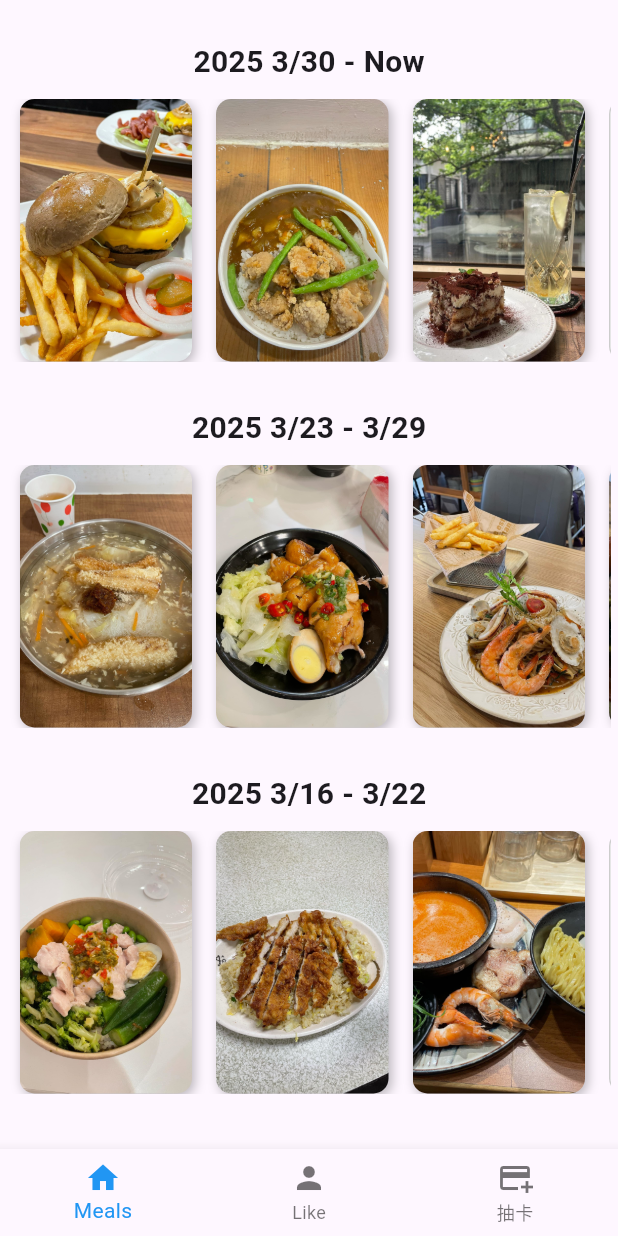
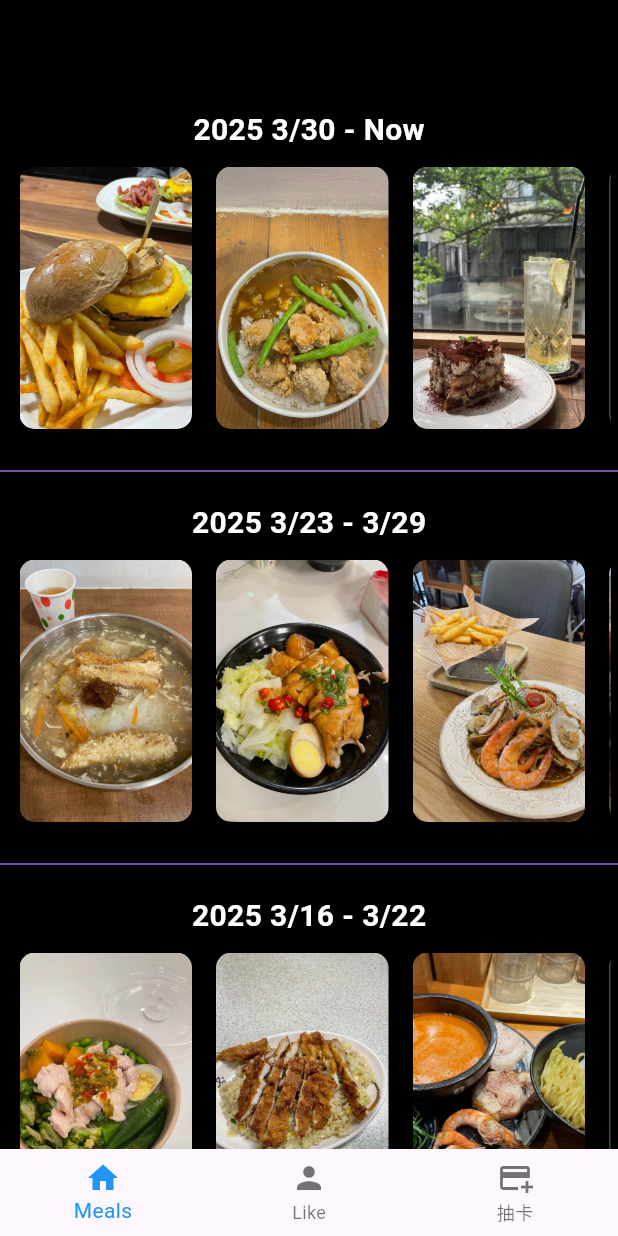
Before and after one commit to andywang947/Fooder, a Flutter app: the screen it shows after launch, on a phone screen of 412 x 824 dp. Run offline on Flutter 3.47's test engine with Material 3 defaults, Android fonts, the phone set to English and light mode, and no system bars; our stand-ins replace flutter_card_swiper, image_picker.

Commit message:
Fix style change; Todo: delete meal function

```diff
--- a/fooder/lib/components/meal_database.dart
+++ b/fooder/lib/components/meal_database.dart
@@ -1,6 +1,7 @@
 import 'package:flutter/material.dart';
 import 'package:fooder/function/define_meal.dart';
 import 'meal_list.dart'; // Import the horizontal photo list component
+import 'package:fooder/constants.dart'; // Import the colors definition
 
 class PhotoDatabase extends StatelessWidget {
   final String title;
@@ -13,13 +14,21 @@ class PhotoDatabase extends StatelessWidget {
     return Column(
       crossAxisAlignment: CrossAxisAlignment.center,
       children: [
+        SizedBox(height: 12),
         Text(
           title,
-          style: TextStyle(fontSize: 20, fontWeight: FontWeight.bold),
+          style: TextStyle(
+            fontSize: 20,
+            fontWeight: FontWeight.bold,
+            color: AppColors.secondaryTextColor, // Set title text color
+          ),
         ),
         SizedBox(height: 10),
-        HorizontalPhotoList(meals: meals),
-        SizedBox(height: 20),
+        Container(
+          color: AppColors.cardBackground, // Set the background color for the horizontal photo list container
+          child: HorizontalPhotoList(meals: meals),
+        ),
+        SizedBox(height: 10),
       ],
     );
   }
--- a/fooder/lib/components/meal_list.dart
+++ b/fooder/lib/components/meal_list.dart
@@ -2,6 +2,7 @@ import 'package:flutter/material.dart';
 import 'package:image_picker/image_picker.dart'; // Import image picker
 import 'package:fooder/function/define_meal.dart';
 import 'meal_container.dart'; // Import the PhotoContainer component
+import 'package:fooder/constants.dart'; // Import the colors definition
 
 class HorizontalPhotoList extends StatefulWidget {
   final List<Meal> meals;
@@ -112,26 +113,26 @@ class _HorizontalPhotoListState extends State<HorizontalPhotoList> {
                         height: 175,
                         alignment: Alignment.center,
                         decoration: BoxDecoration(
-                          color: const Color.fromARGB(255, 255, 255, 255),
+                          color: AppColors.cardBackground, // Set background color for the upload button
                           borderRadius: BorderRadius.circular(10),
                           border: Border.all(
-                            color: const Color.fromARGB(50, 0, 0, 0),
+                            color: AppColors.uploadButtonBorder, // Set border color for the upload button
                             width: 1,
                           ),
                         ),
                         child: Column(
                           mainAxisAlignment: MainAxisAlignment.center,
-                          children: const [
+                          children: [
                             Icon(
                               Icons.add_a_photo,
                               size: 40,
-                              color: Color.fromARGB(137, 180, 180, 180),
+                              color: AppColors.uploadButtonIconColor, // Set icon color
                             ),
                             SizedBox(height: 8),
                             Text(
                               'Add Photo',
                               style: TextStyle(
-                                color: Color.fromARGB(137, 120, 120, 120),
+                                color: AppColors.uploadButtonIconColor, // Set text color
                               ),
                             ),
                           ],
--- a/fooder/lib/constants.dart
+++ b/fooder/lib/constants.dart
@@ -2,8 +2,6 @@
 import 'package:flutter/material.dart';
 
 class AppColors {
-  static const Color primaryColor = Color(0xFF6200EE);  // 紫色
-  static const Color secondaryColor = Color(0xFF03DAC6);  // 藍綠色
   static const Color textColor = Color(0xFFF5F5F5);  //
   static const Color backgroundColor = Color.fromARGB(255, 208, 179, 255);  //
   static const Color secondBackgroundColor = Color.fromARGB(255, 235, 226, 252);
@@ -17,4 +15,8 @@ class AppColors {
   static const Color ratingColor = Colors.amber;
   static const Color phoneColor = Colors.green;
   static const Color cardBackground = Color.fromARGB(255, 0, 0, 0);
+  static const Color loadingColor = Color.fromARGB(255, 180, 180, 180);
+  static const Color dividerColor = Color.fromARGB(255, 166, 101, 226);
+  static const Color uploadButtonIconColor = Color.fromARGB(255, 165, 165, 165);
+  static const Color uploadButtonBorder = Color.fromARGB(255, 71, 71, 71);
 }
--- a/fooder/lib/pages/retro.dart
+++ b/fooder/lib/pages/retro.dart
@@ -2,6 +2,7 @@ import 'package:flutter/material.dart';
 import 'package:fooder/function/define_meal.dart';
 import '../components/meal_database.dart';
 import 'package:flutter/services.dart' show rootBundle;
+import 'package:fooder/constants.dart'; // 引入顏色定義
 
 class Retro extends StatefulWidget {
   @override
@@ -22,7 +23,6 @@ class _RetroState extends State<Retro> {
 
   Future<void> _loadMeals() async {
     try {
-      // 加載三個 JSON 文件的內容
       meals1 = await _loadMealsFromAsset('lib/assets/json/meals1.json');
       meals2 = await _loadMealsFromAsset('lib/assets/json/meals2.json');
       meals3 = await _loadMealsFromAsset('lib/assets/json/meals3.json');
@@ -41,27 +41,52 @@ class _RetroState extends State<Retro> {
   Future<List<Meal>> _loadMealsFromAsset(String assetPath) async {
     try {
       final jsonString = await rootBundle.loadString(assetPath);
-      return parseMeals(jsonString); // 使用您已經定義的 parseMeals 函數
+      return parseMeals(jsonString);
     } catch (e) {
       print('加載 $assetPath 失敗: $e');
-      return []; // 如果加載失敗，返回空列表
+      return [];
     }
   }
 
   @override
   Widget build(BuildContext context) {
     return Scaffold(
+      backgroundColor: AppColors.cardBackground, // 設定背景顏色
       body: Center(
         child: isLoading
-            ? CircularProgressIndicator() // 數據加載時顯示加載指示器
-            : Column(
-                mainAxisAlignment: MainAxisAlignment.center,
-                children: [
-                  SizedBox(height: 20),
-                  PhotoDatabase(meals: meals3, title: '2025 3/30 - Now'),
-                  PhotoDatabase(meals: meals2, title: '2025 3/23 - 3/29'),
-                  PhotoDatabase(meals: meals1, title: '2025 3/16 - 3/22'),
-                ],
+            ? CircularProgressIndicator(
+                color: AppColors.loadingColor, // 設定加載指示器顏色
+              )
+            : SingleChildScrollView(  // 使用 SingleChildScrollView 使內容可滾動
+                child: Container(
+                  color: AppColors.cardBackground, // 設定卡片背景顏色
+                  padding: EdgeInsets.symmetric(vertical: 10, horizontal: 0),
+                  child: Column(
+                    mainAxisAlignment: MainAxisAlignment.center,
+                    crossAxisAlignment: CrossAxisAlignment.start, // 靠左對齊
+                    children: [
+                      SizedBox(
+                        height: 50,
+                        child: Container(color: AppColors.cardBackground), // 設定間距背景顏色
+                      ),
+                      PhotoDatabase(
+                        meals: meals3,
+                        title: '2025 3/30 - Now',
+                      ),
+                      Divider(color: AppColors.dividerColor),
+                      PhotoDatabase(
+                        meals: meals2,
+                        title: '2025 3/23 - 3/29',
+                      ),
+                      Divider(color: AppColors.dividerColor),
+                      PhotoDatabase(
+                        meals: meals1,
+                        title: '2025 3/16 - 3/22',
+                      ),
+                      SizedBox(height: 20),
+                    ],
+                  ),
+                ),
               ),
       ),
     );
```
